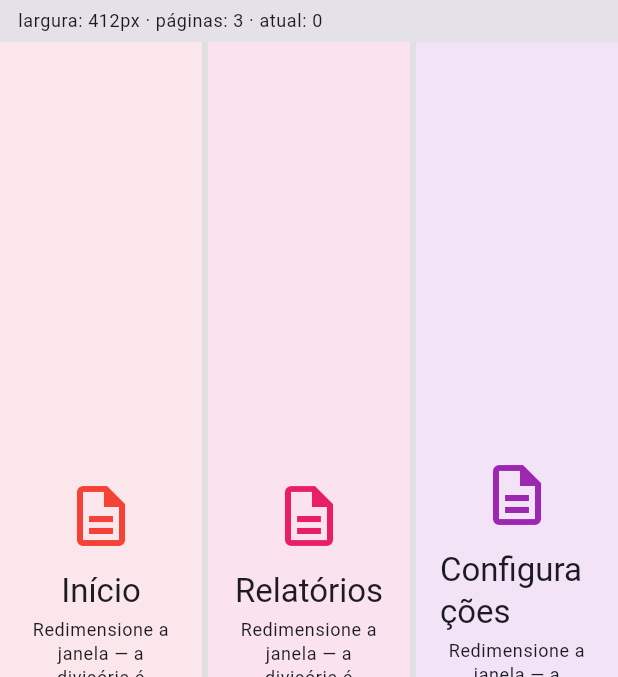
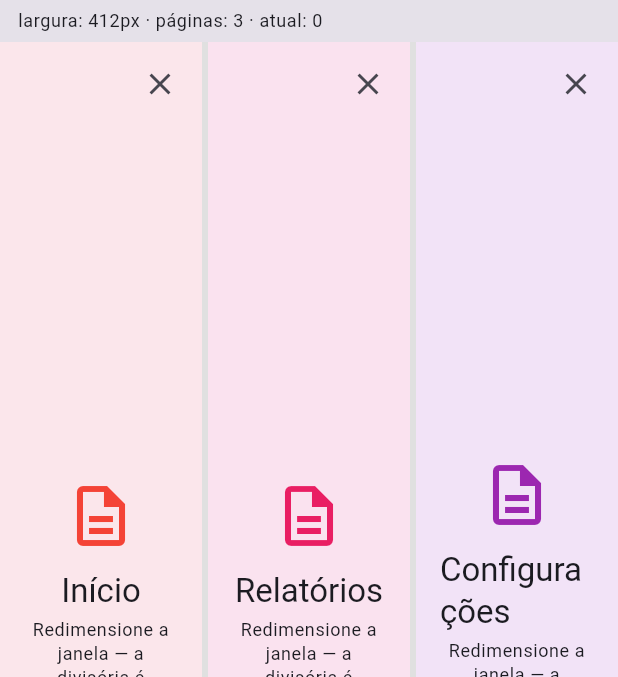
Before and after one commit to TimeLord2010/vit_multi_pane, a Flutter app: the screen it shows after launch, on a phone screen of 412 x 824 dp, the part 84-761 px from its top. Run offline on Flutter 3.47's test engine with Material 3 defaults, Android fonts, the phone set to English and light mode, and no system bars.

Commit message:
better example UX

```diff
--- a/example/lib/main.dart
+++ b/example/lib/main.dart
@@ -21,7 +21,7 @@ class VitMultiPaneExampleApp extends StatelessWidget {
   }
 }
 
-enum _Action { add, replace, remove, next }
+enum _Action { add, replace, next }
 
 /// The package owns NO responsive rule — the app decides what to show via
 /// [VitMultiPaneView.visibleIndices]. This example uses the simplest honest
@@ -57,17 +57,30 @@ class _ExampleHomeState extends State<ExampleHome> {
   // Simplest honest rule: every page is always visible, so adding/removing
   // always has an immediate, obvious effect. An app that wants breakpoints
   // swaps this function for its own (e.g. width-based) logic.
-  List<int> _visibleIndices(BoxConstraints _) =>
-      [for (var i = 0; i < _controller.length; i++) i];
+  List<int> _visibleIndices(BoxConstraints _) => [
+    for (var i = 0; i < _controller.length; i++) i,
+  ];
 
   VitMultiPanePage _buildPage(String label) {
     final color =
         Colors.primaries[_controller.length % Colors.primaries.length];
-    return VitMultiPanePage(
+    // The page's own position can shift as other pages are removed, so the
+    // close button resolves its current index by identity at tap-time
+    // instead of capturing a (potentially stale) index at build-time.
+    VitMultiPanePage? page;
+    page = VitMultiPanePage(
       minWidth: 240,
       maxWidth: 720,
-      child: _DemoPage(label: label, color: color),
+      child: _DemoPage(
+        label: label,
+        color: color,
+        onClose: () {
+          final index = _controller.pages.indexOf(page!);
+          if (index != -1) _controller.removeAt(index);
+        },
+      ),
     );
+    return page;
   }
 
   Future<void> _showActions() async {
@@ -86,11 +99,6 @@ class _ExampleHomeState extends State<ExampleHome> {
               leading: const Icon(Icons.undo),
               title: const Text('Substituir página atual'),
               onTap: () => Navigator.pop(sheetContext, _Action.replace),
-            ),
-            ListTile(
-              leading: const Icon(Icons.remove),
-              title: const Text('Remover página atual'),
-              onTap: () => Navigator.pop(sheetContext, _Action.remove),
             ),
             ListTile(
               leading: const Icon(Icons.arrow_forward),
@@ -113,11 +121,6 @@ class _ExampleHomeState extends State<ExampleHome> {
             _controller.currentIndex,
             _buildPage('Nova ${_controller.currentIndex + 1}'),
           );
-        }
-        break;
-      case _Action.remove:
-        if (_controller.length > 0) {
-          _controller.removeAt(_controller.currentIndex);
         }
         break;
       case _Action.next:
@@ -196,17 +199,24 @@ class _StatusBar extends StatelessWidget {
 }
 
 class _DemoPage extends StatelessWidget {
-  const _DemoPage({required this.label, required this.color});
+  const _DemoPage({
+    required this.label,
+    required this.color,
+    required this.onClose,
+  });
 
   final String label;
   final Color color;
+  final VoidCallback onClose;
 
   @override
   Widget build(BuildContext context) {
     final theme = Theme.of(context);
     return ColoredBox(
       color: color.withValues(alpha: 0.10),
-      child: Center(
+      child: Stack(
+        children: [
+          Center(
             child: Padding(
               padding: const EdgeInsets.all(16),
               child: Column(
@@ -225,6 +235,17 @@ class _DemoPage extends StatelessWidget {
               ),
             ),
           ),
+          Positioned(
+            top: 4,
+            right: 4,
+            child: IconButton(
+              icon: const Icon(Icons.close),
+              tooltip: 'Remover página',
+              onPressed: onClose,
+            ),
+          ),
+        ],
+      ),
     );
   }
 }
```
Lines whose indentation alone changed are shown as unchanged.
